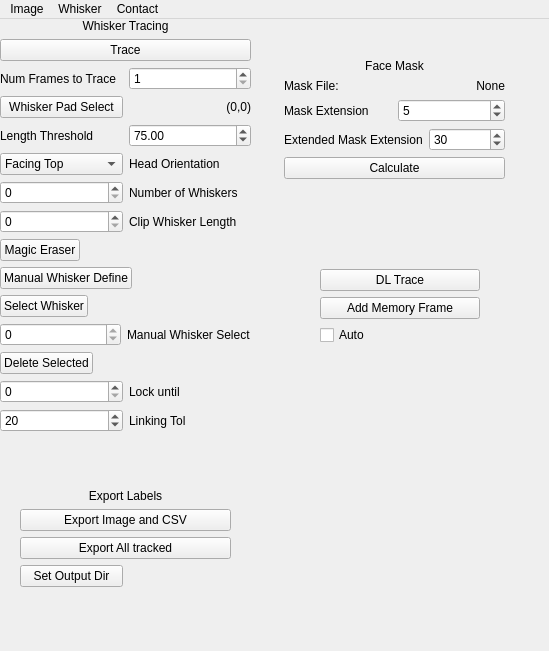
This is src/WhiskerToolbox/Whisker_Widget/Whisker_Widget.ui in paulmthompson/WhiskerToolbox as Qt 5 draws it before an edit. The edited form follows.
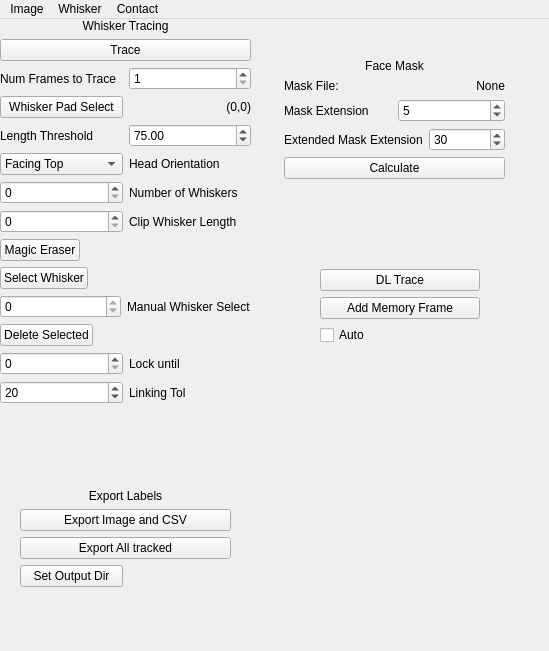
This is the edited form.

What changed in the file:
```diff
--- a/src/WhiskerToolbox/Whisker_Widget/Whisker_Widget.ui
+++ b/src/WhiskerToolbox/Whisker_Widget/Whisker_Widget.ui
@@ -329,33 +329,6 @@
        </item>
       </layout>
      </item>
-     <item>
-      <layout class="QHBoxLayout" name="horizontalLayout_11">
-       <item>
-        <widget class="QPushButton" name="manual_whisker_button">
-         <property name="text">
-          <string>Manual Whisker Define</string>
-         </property>
-         <property name="checkable">
-          <bool>true</bool>
-         </property>
-        </widget>
-       </item>
-       <item>
-        <spacer name="horizontalSpacer_2">
-         <property name="orientation">
-          <enum>Qt::Orientation::Horizontal</enum>
-         </property>
-         <property name="sizeHint" stdset="0">
-          <size>
-           <width>40</width>
-           <height>20</height>
-          </size>
-         </property>
-        </spacer>
-       </item>
-      </layout>
-     </item>
      <item>
       <layout class="QHBoxLayout" name="horizontalLayout_12">
        <item>
```
